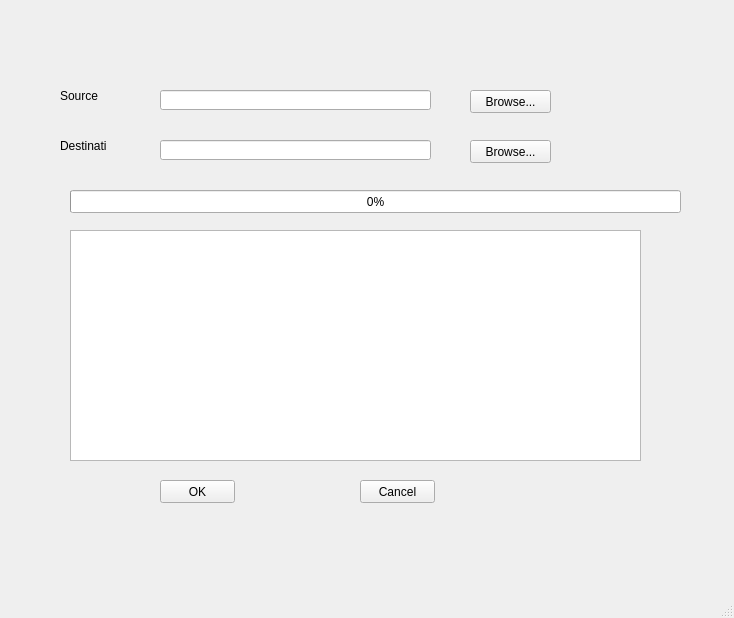
The window that ui/clonewindow.ui (hidog/HiGit) describes before a commit, drawn with Qt 5.
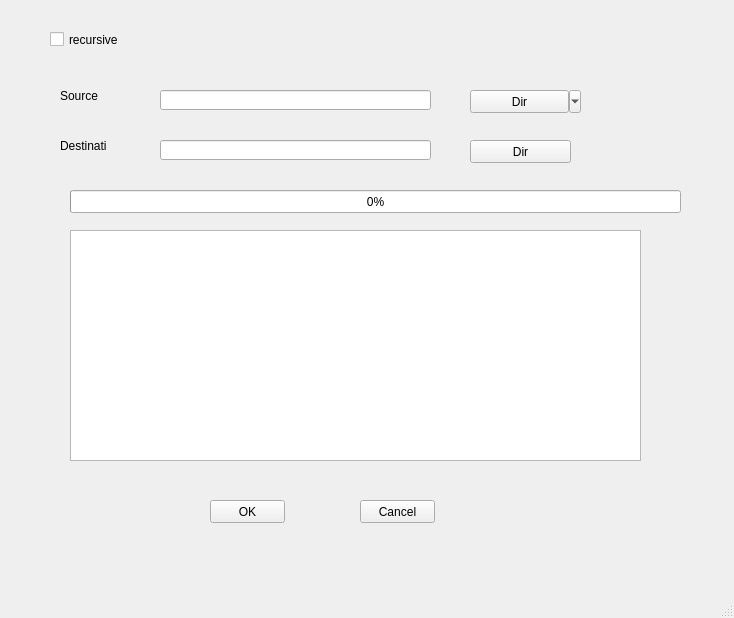
The same window after the commit.

Commit message: add recursive feature modify src button to QTollButton

Diff of the .ui file:
```diff
--- a/ui/clonewindow.ui
+++ b/ui/clonewindow.ui
@@ -65,32 +65,19 @@
      <rect>
       <x>470</x>
       <y>140</y>
-      <width>81</width>
+      <width>101</width>
       <height>23</height>
      </rect>
     </property>
     <property name="text">
-     <string>Browse...</string>
-    </property>
-   </widget>
-   <widget class="QPushButton" name="srcButton">
-    <property name="geometry">
-     <rect>
-      <x>470</x>
-      <y>90</y>
-      <width>81</width>
-      <height>23</height>
-     </rect>
-    </property>
-    <property name="text">
-     <string>Browse...</string>
+     <string>Dir</string>
     </property>
    </widget>
    <widget class="QPushButton" name="okButton">
     <property name="geometry">
      <rect>
-      <x>160</x>
-      <y>480</y>
+      <x>210</x>
+      <y>500</y>
       <width>75</width>
       <height>23</height>
      </rect>
@@ -103,7 +90,7 @@
     <property name="geometry">
      <rect>
       <x>360</x>
-      <y>480</y>
+      <y>500</y>
       <width>75</width>
       <height>23</height>
      </rect>
@@ -135,6 +122,47 @@
      <number>0</number>
     </property>
    </widget>
+   <widget class="QToolButton" name="srcButton">
+    <property name="geometry">
+     <rect>
+      <x>470</x>
+      <y>90</y>
+      <width>111</width>
+      <height>23</height>
+     </rect>
+    </property>
+    <property name="text">
+     <string>Dir</string>
+    </property>
+    <property name="checkable">
+     <bool>false</bool>
+    </property>
+    <property name="popupMode">
+     <enum>QToolButton::MenuButtonPopup</enum>
+    </property>
+    <property name="toolButtonStyle">
+     <enum>Qt::ToolButtonTextOnly</enum>
+    </property>
+    <property name="autoRaise">
+     <bool>false</bool>
+    </property>
+    <property name="arrowType">
+     <enum>Qt::NoArrow</enum>
+    </property>
+   </widget>
+   <widget class="QCheckBox" name="recsCBox">
+    <property name="geometry">
+     <rect>
+      <x>50</x>
+      <y>30</y>
+      <width>85</width>
+      <height>19</height>
+     </rect>
+    </property>
+    <property name="text">
+     <string>recursive</string>
+    </property>
+   </widget>
   </widget>
   <widget class="QStatusBar" name="statusbar"/>
  </widget>
```
The commit also changes 4 other files.
